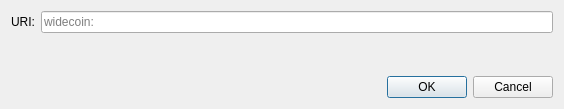
First picture: the form in src/qt/forms/openuridialog.ui, repository widecoin-project/widecoin, before the edit.
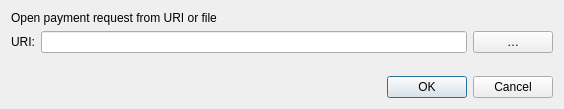
Second picture: the form after the edit. Custom widgets are drawn as their Qt base class.

The edit to the form file:
```diff
--- a/src/qt/forms/openuridialog.ui
+++ b/src/qt/forms/openuridialog.ui
@@ -14,6 +14,13 @@
    <string>Open widecoin URI</string>
   </property>
   <layout class="QVBoxLayout" name="verticalLayout">
+   <item>
+    <widget class="QLabel" name="label_2">
+     <property name="text">
+      <string>Open payment request from URI or file</string>
+     </property>
+    </widget>
+   </item>
    <item>
     <layout class="QHBoxLayout" name="horizontalLayout">
      <item>
@@ -24,9 +31,18 @@
       </widget>
      </item>
      <item>
-      <widget class="QValidatedLineEdit" name="uriEdit">
-       <property name="placeholderText">
-        <string notr="true">widecoin:</string>
+      <widget class="QValidatedLineEdit" name="uriEdit"/>
+     </item>
+     <item>
+      <widget class="QPushButton" name="selectFileButton">
+       <property name="toolTip">
+        <string>Select payment request file</string>
+       </property>
+       <property name="text">
+        <string notr="true">…</string>
+       </property>
+       <property name="autoDefault">
+        <bool>false</bool>
        </property>
       </widget>
      </item>
```
Left out of the diff: 2 changed lines with no effect on the pictures.
